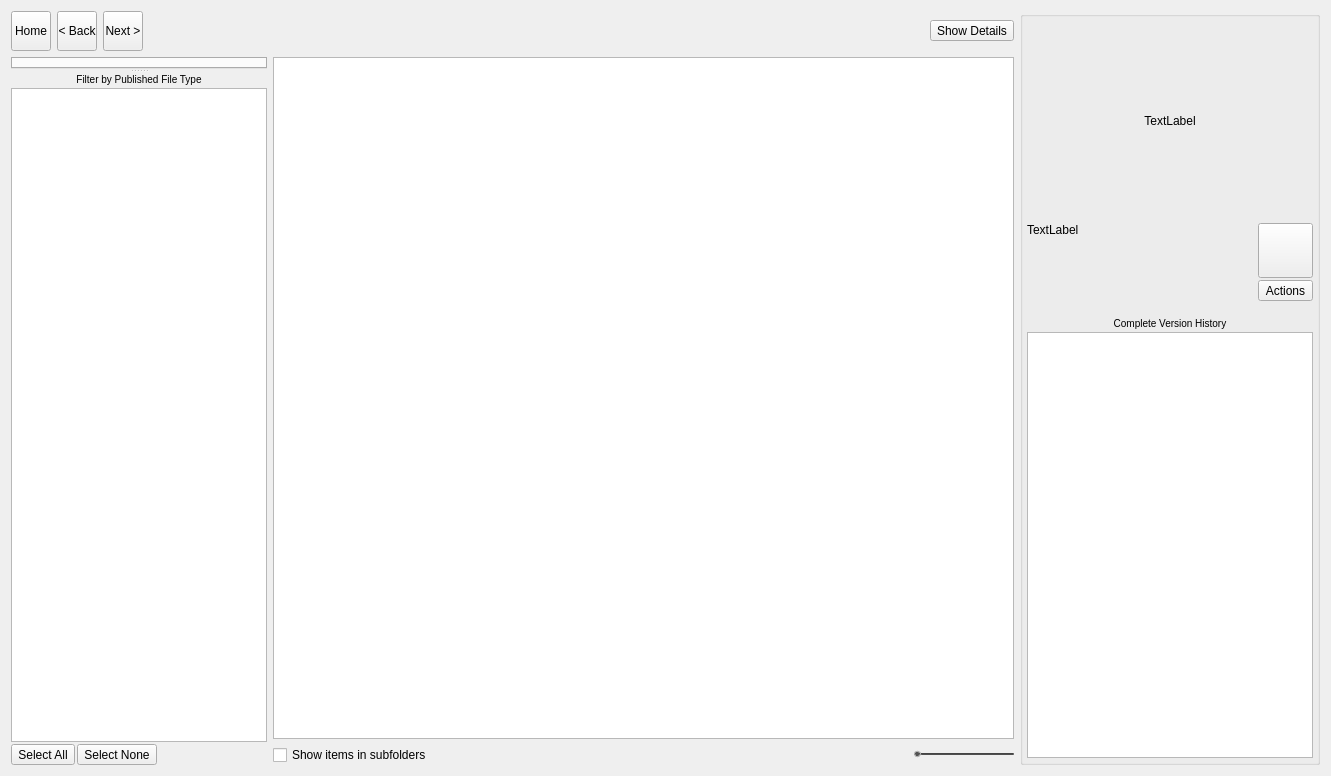
Old version of the form resources/dialog.ui in the repository shotgunsoftware/tk-multi-loader2.
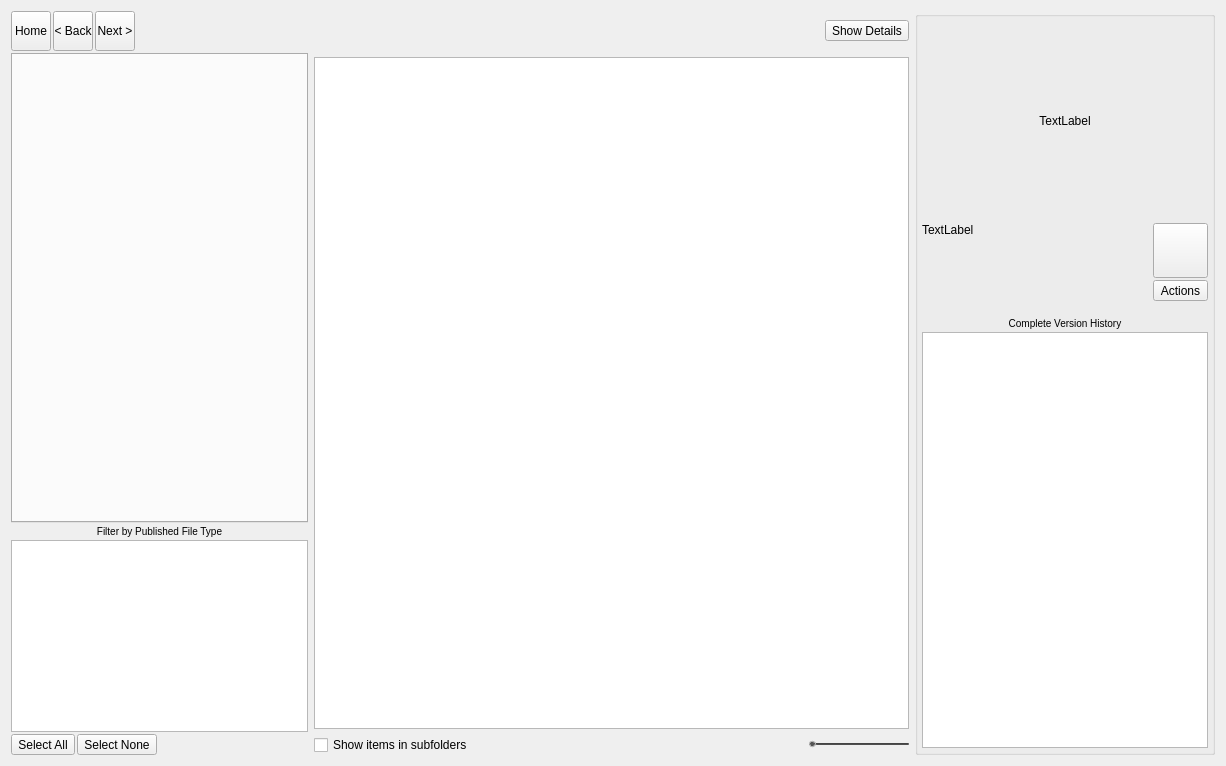
New version of the form. Icons and pictures are not drawn.

Commit message: #24655 tweaked ui layouts to prevent ghosting artefacts.

```diff
--- a/resources/dialog.ui
+++ b/resources/dialog.ui
@@ -6,16 +6,19 @@
    <rect>
     <x>0</x>
     <y>0</y>
-    <width>1331</width>
-    <height>776</height>
+    <width>1226</width>
+    <height>766</height>
    </rect>
   </property>
   <property name="windowTitle">
    <string>Load items into your scene</string>
   </property>
-  <layout class="QHBoxLayout" name="horizontalLayout_3">
+  <layout class="QHBoxLayout" name="horizontalLayout_3" stretch="1,2,0">
    <item>
-    <layout class="QVBoxLayout" name="left_side">
+    <layout class="QVBoxLayout" name="verticalLayout_2">
+     <property name="spacing">
+      <number>2</number>
+     </property>
      <item>
       <layout class="QHBoxLayout" name="top_toolbar">
        <item>
@@ -106,29 +109,24 @@
       </layout>
      </item>
      <item>
-      <widget class="QSplitter" name="left_side_splitter">
-       <property name="orientation">
-        <enum>Qt::Vertical</enum>
-       </property>
-       <widget class="QWidget" name="layoutWidget">
-        <layout class="QVBoxLayout" name="verticalLayout">
-         <item>
           <widget class="QTabWidget" name="entity_preset_tabs">
+       <property name="maximumSize">
+        <size>
+         <width>300</width>
+         <height>16777202</height>
+        </size>
+       </property>
            <property name="toolTip">
             <string>This area shows &lt;i&gt;Shotgun objects&lt;/i&gt; such as Shots or Assets, grouped into sections. You can use this tree as a way of navigating your Shotgun data. Selecting an item will show all the various publishes and sub folders that belong to this item in the main UI section.</string>
            </property>
            <property name="currentIndex">
             <number>-1</number>
            </property>
-          </widget>
-         </item>
-        </layout>
-       </widget>
-       <widget class="QWidget" name="layoutWidget">
-        <layout class="QVBoxLayout" name="verticalLayout_2">
-         <property name="spacing">
-          <number>2</number>
-         </property>
+       <property name="usesScrollButtons">
+        <bool>true</bool>
+       </property>
+      </widget>
+     </item>
          <item>
           <widget class="QLabel" name="label_4">
            <property name="text">
@@ -141,9 +139,15 @@
          </item>
          <item>
           <widget class="QListView" name="publish_type_list">
+       <property name="sizePolicy">
+        <sizepolicy hsizetype="Preferred" vsizetype="Maximum">
+         <horstretch>0</horstretch>
+         <verstretch>0</verstretch>
+        </sizepolicy>
+       </property>
            <property name="minimumSize">
             <size>
-             <width>0</width>
+         <width>100</width>
              <height>100</height>
             </size>
            </property>
@@ -208,12 +212,6 @@
           </layout>
          </item>
         </layout>
-        <zorder>publish_type_list</zorder>
-        <zorder>label_4</zorder>
-       </widget>
-      </widget>
-     </item>
-    </layout>
    </item>
    <item>
     <layout class="QVBoxLayout" name="middle_area">
```
Left out of the diff: 1 changed line with no effect on the pictures. Lines whose indentation alone changed are shown as unchanged. The commit also changes 2 other files.
